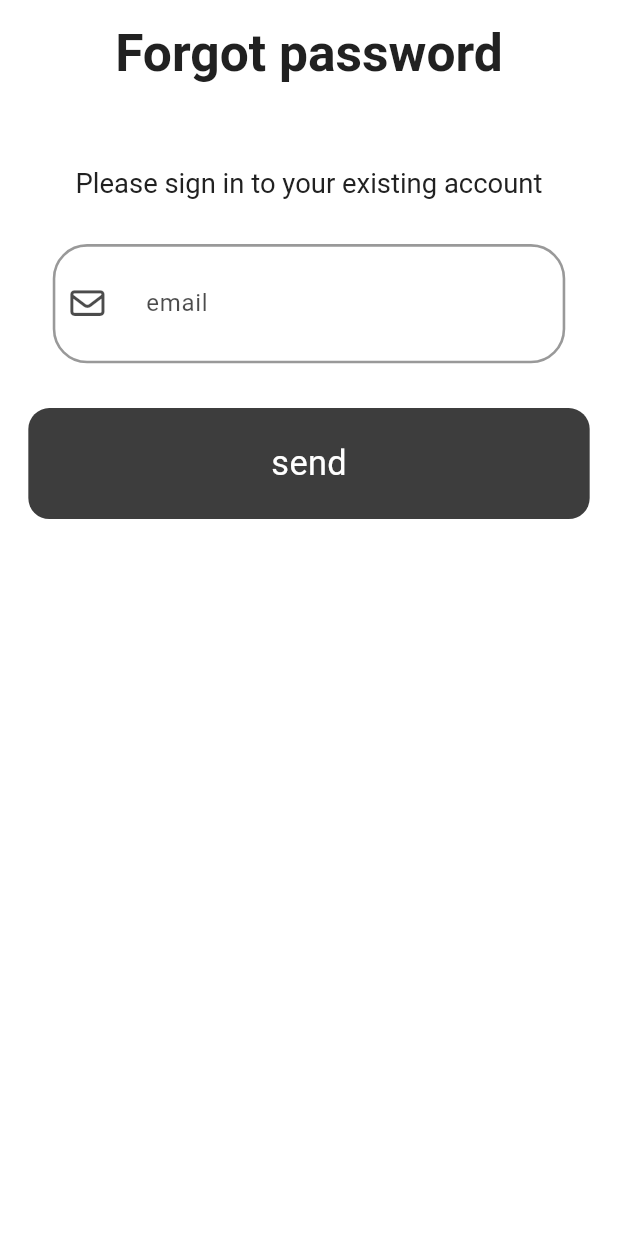
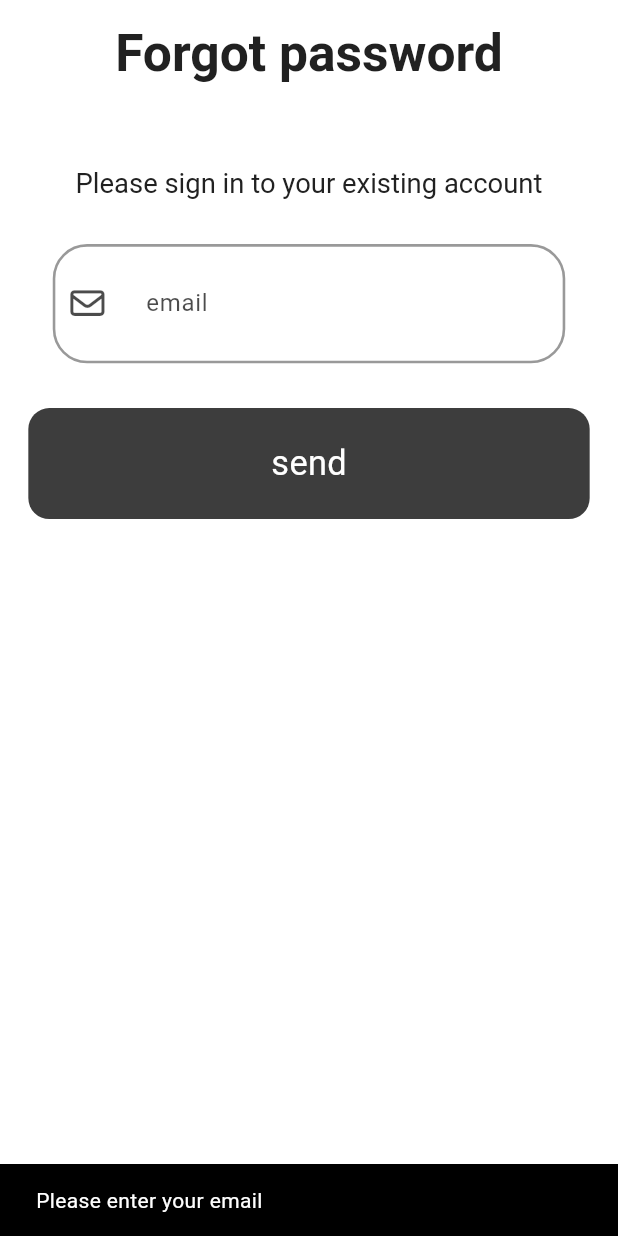
Before and after one commit to Ahmed4r/EcommerceApp, a Flutter app: the ForgotPassword screen opened by its route, after a tap on "send", on a phone screen of 412 x 824 dp. Run offline on Flutter 3.47's test engine with Material 3 defaults, Android fonts, the phone set to English and light mode, and no system bars; our stand-ins replace bloc, cloud_firestore, crystal_navigation_bar, equatable, firebase_auth, firebase_core and 11 more; missing offline and left inert: carousel_slider_plus; accounts and stored records are empty; Roboto replaces fonts that are missing (Cairo, Sen).

Commit message:
feat: Implement password reset functionality; enhance CustomTextField to support focus nodes

```diff
--- a/lib/screens/login/forgot_password/forgot_password.dart
+++ b/lib/screens/login/forgot_password/forgot_password.dart
@@ -2,6 +2,7 @@ import 'package:flutter/material.dart';
 import 'package:flutter_screenutil/flutter_screenutil.dart';
 import 'package:font_awesome_flutter/font_awesome_flutter.dart';
 import 'package:google_fonts/google_fonts.dart';
+import 'package:shop/services/auth/auth_service.dart';
 import 'package:shop/widgets/custom_button.dart';
 import 'package:shop/widgets/custom_text_field.dart';
 
@@ -14,7 +15,16 @@ class ForgotPassword extends StatefulWidget {
 }
 
 class _ForgotPasswordState extends State<ForgotPassword> {
-  TextEditingController Emailcontroller = TextEditingController();
+  TextEditingController emailController = TextEditingController();
+  FirebaseAuthService authService = FirebaseAuthService();
+  FocusNode emailFocusNode = FocusNode();
+  @override
+  void dispose() {
+    emailController.dispose();
+    emailFocusNode.dispose();
+    super.dispose();
+  }
+
   @override
   Widget build(BuildContext context) {
     return Scaffold(
@@ -59,19 +69,38 @@ class _ForgotPasswordState extends State<ForgotPassword> {
               SizedBox(height: 20.h),
 
               CustomTextField(
-                controller: Emailcontroller,
+                focusNode: emailFocusNode,
+                controller: emailController,
                 labelText: 'email',
                 icon: FontAwesomeIcons.envelope,
               ),
               SizedBox(height: 20.h),
               CustomButton(
                 title: 'send',
-                onTap: () {
-                  // Navigator.pushNamed(
-                  //   context,
-                  //   OtpScreen.routeName,
-                  //   arguments: {'email': Emailcontroller.text},
-                  // );
+                onTap: () async {
+                  try {
+                    if (emailController.text.isEmpty) {
+                      ScaffoldMessenger.of(context).showSnackBar(
+                        SnackBar(content: Text('Please enter your email')),
+                      );
+                      return;
+                    }
+                    await authService.sendPasswordResetEmail(
+                      emailController.text,
+                    );
+
+                    emailController.clear();
+                    emailFocusNode.unfocus();
+                    ScaffoldMessenger.of(context).showSnackBar(
+                      SnackBar(content: Text('Password reset email sent')),
+                    );
+                  } catch (e) {
+                    ScaffoldMessenger.of(context).showSnackBar(
+                      SnackBar(
+                        content: Text('Error sending password reset email'),
+                      ),
+                    );
+                  }
                 },
               ),
             ],
--- a/lib/services/auth/auth_service.dart
+++ b/lib/services/auth/auth_service.dart
@@ -38,6 +38,11 @@ class FirebaseAuthService {
       email: email,
       password: password,
     );
+  }
+
+  // reset password
+  Future<void> sendPasswordResetEmail(String email) async {
+    await authService.sendPasswordResetEmail(email: email);
   }
 
   //get user email
--- a/lib/widgets/custom_text_field.dart
+++ b/lib/widgets/custom_text_field.dart
@@ -14,6 +14,7 @@ class CustomTextField extends StatefulWidget {
   final int? maxLines;
   final bool? keyboardTypeNumber;
   final String? Function(String?)? validator;
+  final FocusNode? focusNode;
 
   const CustomTextField({
     super.key,
@@ -26,6 +27,7 @@ class CustomTextField extends StatefulWidget {
     this.enabled = true,
     this.maxLines = 1,
     this.keyboardTypeNumber,
+    this.focusNode,
     TextInputType keyboardType = TextInputType.emailAddress,
   });
 
@@ -76,6 +78,7 @@ class _CustomTextFieldState extends State<CustomTextField> {
               SizedBox(width: 10.w),
               Expanded(
                 child: TextFormField(
+                  focusNode: widget.focusNode,
                   maxLines: widget.maxLines,
                   enabled: widget.enabled,
                   controller: widget.controller,
```
